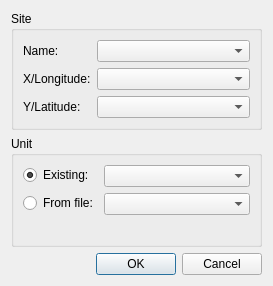
This is pysdb3/ui/importsitesfile.ui in ondrolexa/pysdb as Qt 5 draws it before an edit. The edited form follows.
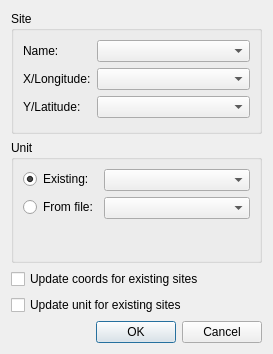
This is the edited form.

Commit message: Update option added to import sites

```diff
--- a/pysdb3/ui/importsitesfile.ui
+++ b/pysdb3/ui/importsitesfile.ui
@@ -7,7 +7,7 @@
     <x>0</x>
     <y>0</y>
     <width>273</width>
-    <height>286</height>
+    <height>354</height>
    </rect>
   </property>
   <property name="windowTitle">
@@ -91,6 +91,20 @@
      </layout>
     </widget>
    </item>
+   <item>
+    <widget class="QCheckBox" name="updateCoords">
+     <property name="text">
+      <string>Update coords for existing sites</string>
+     </property>
+    </widget>
+   </item>
+   <item>
+    <widget class="QCheckBox" name="updateUnits">
+     <property name="text">
+      <string>Update unit for existing sites</string>
+     </property>
+    </widget>
+   </item>
    <item>
     <widget class="QDialogButtonBox" name="buttonBox">
      <property name="orientation">
```
The commit also changes 3 other files.
